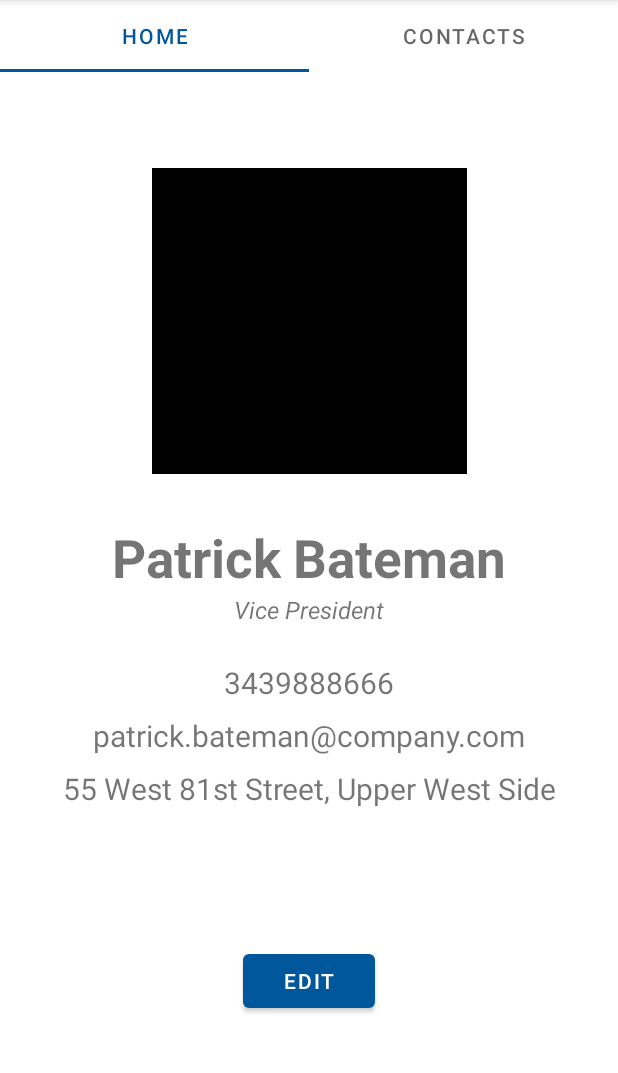
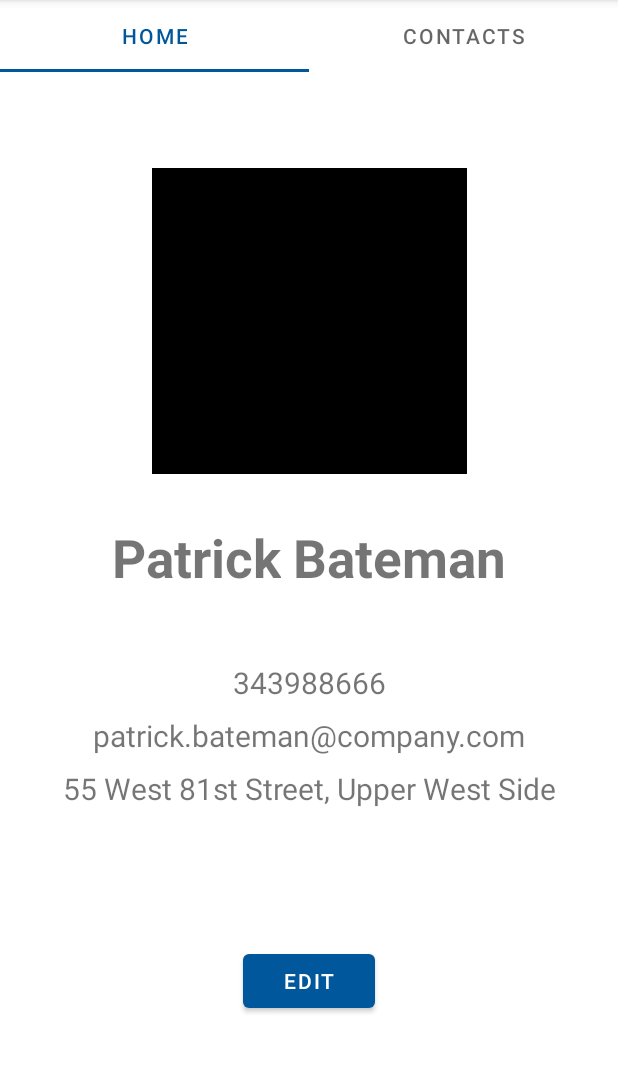
Before and after one commit to RacmanT/BusinessCardWallet, an Android app: the screen it shows after launch (MainActivity), on a phone screen of 412 x 824 dp, the part 84-1157 px from its top. Run offline under Robolectric (Android 15) with nearby library versions, the phone set to English and light mode, and no system bars.

Commit message:
Data for my business card retrived programmatically

```diff
--- a/app/src/main/java/it/units/businesscardwallet/Contact.java
+++ b/app/src/main/java/it/units/businesscardwallet/Contact.java
@@ -4,12 +4,32 @@ public class Contact {
 
     private String name;
     private String lastName;
+    private String profession;
+    private String email;
     private int phoneNumber;
     private String address;
 
-    public Contact(String name, String lastName, int phoneNumber, String address) {
+    public String getProfession() {
+        return profession;
+    }
+
+    public void setProfession(String profession) {
+        this.profession = profession;
+    }
+
+    public String getEmail() {
+        return email;
+    }
+
+    public void setEmail(String email) {
+        this.email = email;
+    }
+
+    public Contact(String name, String lastName, String profession, String email, int phoneNumber, String address) {
         this.name = name;
         this.lastName = lastName;
+        this.profession = profession;
+        this.email = email;
         this.phoneNumber = phoneNumber;
         this.address = address;
     }
--- a/app/src/main/java/it/units/businesscardwallet/ContactList.java
+++ b/app/src/main/java/it/units/businesscardwallet/ContactList.java
@@ -21,7 +21,7 @@ public class ContactList extends Fragment implements AdapterView.OnItemClickList
     private static final String ARG_PARAM2 = "param2";
 
     private ListView contactList;
-    private Contact[] contacts = {new Contact("Eren", "Jaeger", 232134212, "Paradise Island")};
+    private Contact[] contacts = {new Contact("Eren", "Jaeger", "Attack Titan", "singekyno@kyogin.su", 212212, "Paradise Island")};
 
 
     private String mParam1;
--- a/app/src/main/java/it/units/businesscardwallet/MyBusinessCard.java
+++ b/app/src/main/java/it/units/businesscardwallet/MyBusinessCard.java
@@ -7,58 +7,42 @@ import androidx.fragment.app.Fragment;
 import android.view.LayoutInflater;
 import android.view.View;
 import android.view.ViewGroup;
+import android.widget.TextView;
 
-/**
- * A simple {@link Fragment} subclass.
- * Use the {@link MyBusinessCard#newInstance} factory method to
- * create an instance of this fragment.
- */
+
 public class MyBusinessCard extends Fragment {
 
-    // TODO: Rename parameter arguments, choose names that match
-    // the fragment initialization parameters, e.g. ARG_ITEM_NUMBER
-    private static final String ARG_PARAM1 = "param1";
-    private static final String ARG_PARAM2 = "param2";
-
-    // TODO: Rename and change types of parameters
-    private String mParam1;
-    private String mParam2;
+    private Contact myContact = new Contact("Patrick", "Bateman", "Vice President", "patrick.bateman@company.com", 343988666, "55 West 81st Street, Upper West Side");
 
     public MyBusinessCard() {
-        // Required empty public constructor
     }
 
-    /**
-     * Use this factory method to create a new instance of
-     * this fragment using the provided parameters.
-     *
-     * @param param1 Parameter 1.
-     * @param param2 Parameter 2.
-     * @return A new instance of fragment MyBusinessCard.
-     */
-    // TODO: Rename and change types and number of parameters
+
+/*
     public static MyBusinessCard newInstance(String param1, String param2) {
         MyBusinessCard fragment = new MyBusinessCard();
         Bundle args = new Bundle();
-        args.putString(ARG_PARAM1, param1);
-        args.putString(ARG_PARAM2, param2);
         fragment.setArguments(args);
         return fragment;
     }
+*/
 
     @Override
     public void onCreate(Bundle savedInstanceState) {
         super.onCreate(savedInstanceState);
-        if (getArguments() != null) {
-            mParam1 = getArguments().getString(ARG_PARAM1);
-            mParam2 = getArguments().getString(ARG_PARAM2);
-        }
     }
 
     @Override
     public View onCreateView(LayoutInflater inflater, ViewGroup container,
                              Bundle savedInstanceState) {
-        // Inflate the layout for this fragment
-        return inflater.inflate(R.layout.fragment_my_business_card, container, false);
+
+        View view = inflater.inflate(R.layout.fragment_my_business_card, container, false);
+        ((TextView) view.findViewById(R.id.first_name)).setText(myContact.getName());
+        ((TextView) view.findViewById(R.id.last_name)).setText(myContact.getLastName());
+        ((TextView) view.findViewById(R.id.phone_number)).setText(String.valueOf(myContact.getPhoneNumber()));
+        ((TextView) view.findViewById(R.id.email_address)).setText(myContact.getEmail());
+        ((TextView) view.findViewById(R.id.address)).setText(myContact.getAddress());
+
+        return view;
     }
 }
--- a/app/src/main/res/layout/fragment_my_business_card.xml
+++ b/app/src/main/res/layout/fragment_my_business_card.xml
@@ -14,14 +14,13 @@
         android:layout_height="wrap_content"
         android:layout_marginTop="32dp"
         android:layout_marginEnd="4dp"
-        android:text="@string/first_name"
         android:textSize="35sp"
         android:textStyle="bold"
         app:layout_constraintEnd_toStartOf="@+id/last_name"
         app:layout_constraintHorizontal_bias="0.5"
         app:layout_constraintHorizontal_chainStyle="packed"
         app:layout_constraintStart_toStartOf="parent"
-        app:layout_constraintTop_toBottomOf="@+id/imageView" />
+        app:layout_constraintTop_toBottomOf="@+id/qr_code" />
 
     <TextView
         android:id="@+id/last_name"
@@ -29,20 +28,18 @@
         android:layout_height="wrap_content"
         android:layout_marginStart="4dp"
         android:layout_marginTop="32dp"
-        android:text="@string/last_name"
         android:textSize="35sp"
         android:textStyle="bold"
         app:layout_constraintEnd_toEndOf="parent"
         app:layout_constraintHorizontal_bias="0.5"
         app:layout_constraintHorizontal_chainStyle="packed"
         app:layout_constraintStart_toEndOf="@+id/first_name"
-        app:layout_constraintTop_toBottomOf="@+id/imageView" />
+        app:layout_constraintTop_toBottomOf="@+id/qr_code" />
 
     <TextView
-        android:id="@+id/textView8"
+        android:id="@+id/profession"
         android:layout_width="wrap_content"
         android:layout_height="wrap_content"
-        android:text="@string/profession"
         android:textSize="16sp"
         android:textStyle="italic"
         app:layout_constraintEnd_toEndOf="parent"
@@ -51,43 +48,40 @@
         app:layout_constraintTop_toBottomOf="@+id/first_name" />
 
     <TextView
-        android:id="@+id/textView10"
+        android:id="@+id/phone_number"
         android:layout_width="wrap_content"
         android:layout_height="wrap_content"
         android:layout_marginTop="24dp"
-        android:text="@string/phone_number"
         android:textSize="20sp"
         app:layout_constraintEnd_toEndOf="parent"
         app:layout_constraintHorizontal_bias="0.5"
         app:layout_constraintStart_toStartOf="parent"
-        app:layout_constraintTop_toBottomOf="@+id/textView8" />
+        app:layout_constraintTop_toBottomOf="@+id/profession" />
 
     <TextView
-        android:id="@+id/textView11"
+        android:id="@+id/email_address"
         android:layout_width="wrap_content"
         android:layout_height="wrap_content"
         android:layout_marginTop="8dp"
-        android:text="@string/email_address"
         android:textSize="20sp"
         app:layout_constraintEnd_toEndOf="parent"
         app:layout_constraintHorizontal_bias="0.5"
         app:layout_constraintStart_toStartOf="parent"
-        app:layout_constraintTop_toBottomOf="@+id/textView10" />
+        app:layout_constraintTop_toBottomOf="@+id/phone_number" />
 
     <TextView
-        android:id="@+id/textView12"
+        android:id="@+id/address"
         android:layout_width="wrap_content"
         android:layout_height="wrap_content"
         android:layout_marginTop="8dp"
-        android:text="@string/address"
         android:textSize="20sp"
         app:layout_constraintEnd_toEndOf="parent"
         app:layout_constraintHorizontal_bias="0.5"
         app:layout_constraintStart_toStartOf="parent"
-        app:layout_constraintTop_toBottomOf="@+id/textView11" />
+        app:layout_constraintTop_toBottomOf="@+id/email_address" />
 
     <ImageView
-        android:id="@+id/imageView"
+        android:id="@+id/qr_code"
         android:layout_width="210dp"
         android:layout_height="204dp"
         android:layout_marginTop="64dp"
@@ -107,14 +101,14 @@
         app:layout_constraintEnd_toEndOf="parent"
         app:layout_constraintHorizontal_bias="0.5"
         app:layout_constraintStart_toStartOf="parent"
-        app:layout_constraintTop_toBottomOf="@+id/textView12" />
+        app:layout_constraintTop_toBottomOf="@+id/address" />
 
     <androidx.constraintlayout.widget.Barrier
         android:id="@+id/barrier5"
         android:layout_width="wrap_content"
         android:layout_height="wrap_content"
         app:barrierDirection="bottom"
-        app:constraint_referenced_ids="imageView"
+        app:constraint_referenced_ids="qr_code"
         tools:layout_editor_absoluteY="16dp" />
 
 </androidx.constraintlayout.widget.ConstraintLayout>
```
